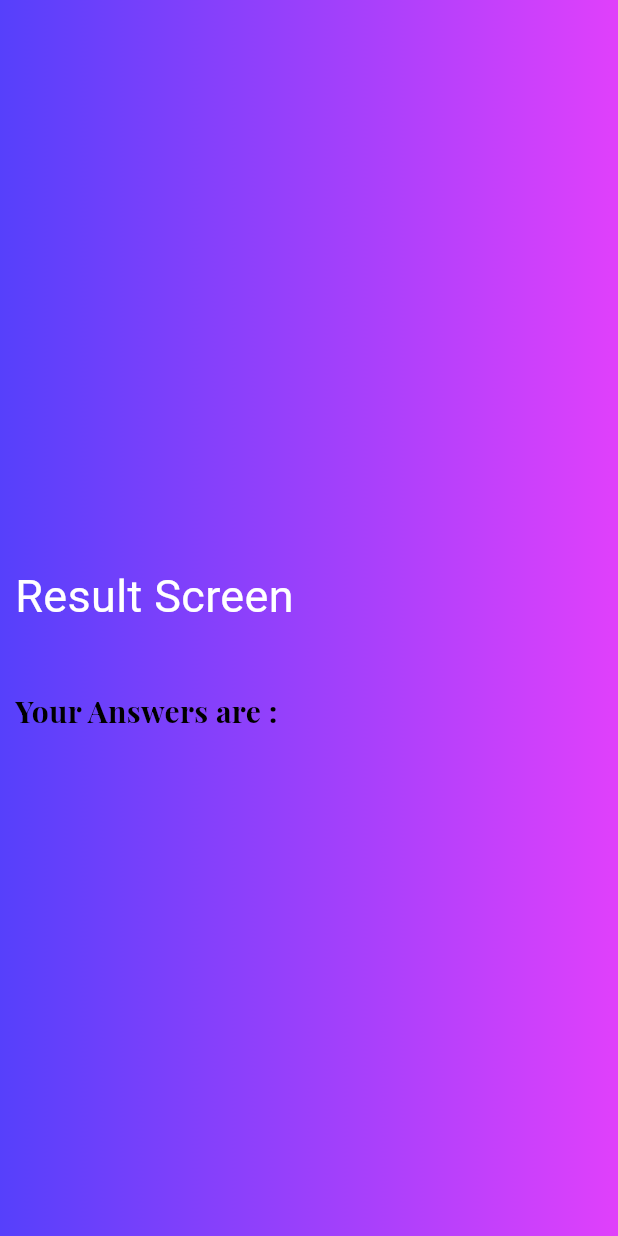
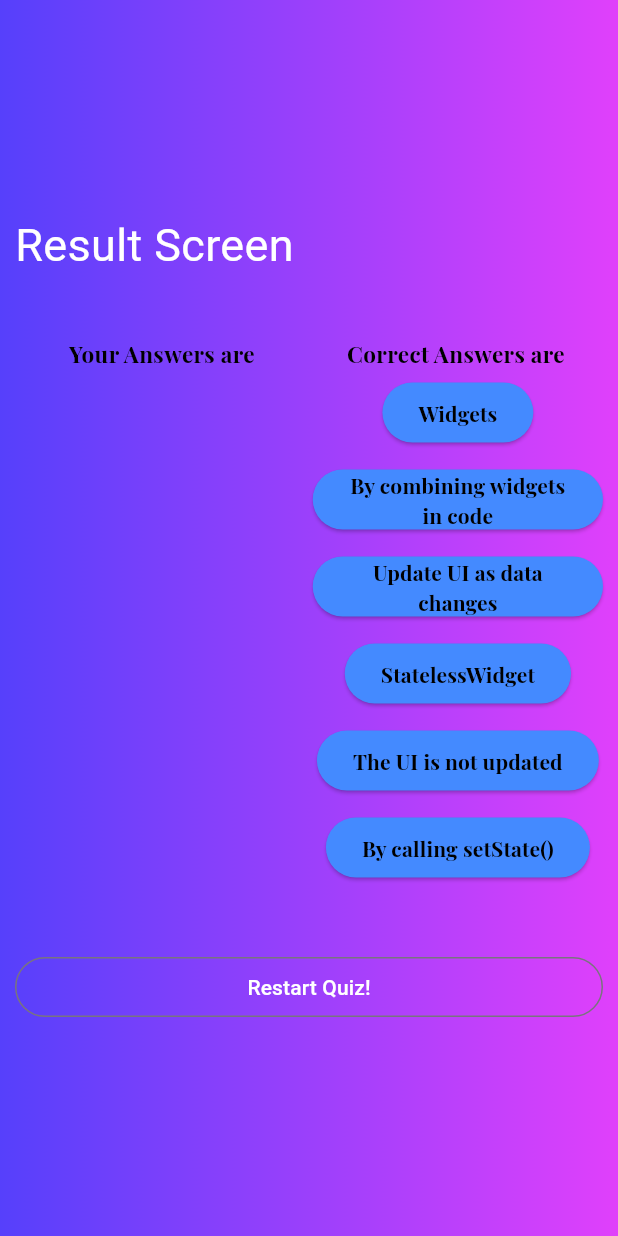
Before and after one commit to ahmedmohamed41/quiz_app, a Flutter app: the ResultScreen screen opened directly with empty values, on a phone screen of 412 x 824 dp. Run offline on Flutter 3.47's test engine with Material 3 defaults, Android fonts, the phone set to English and light mode, and no system bars; our stand-ins replace google_fonts.

Commit message:
finsh result screen

```diff
--- a/lib/data/question._data.dart
+++ b/lib/data/question._data.dart
@@ -1,7 +1,6 @@
 import '../models/quiz_model.dart';
 
 List<QuizModel> question = [
-
   QuizModel(
     'What are the main building blocks of Flutter UIs?',
     [
@@ -57,3 +56,12 @@ List<QuizModel> question = [
     ],
   ),
 ];
+
+List<String> answerListCorrect = [
+  'Widgets',
+  'By combining widgets in code',
+  'Update UI as data changes',
+  'StatelessWidget',
+  'The UI is not updated',
+  'By calling setState()',
+];
--- a/lib/main.dart
+++ b/lib/main.dart
@@ -22,7 +22,7 @@ class MyApp extends StatelessWidget {
               ],
             ),
           ),
-          child: const Quiz(),
+          child: const QuizScreen(),
         ),
       ),
     );
--- a/lib/quiz.dart
+++ b/lib/quiz.dart
@@ -2,14 +2,14 @@ import 'package:flutter/material.dart';
 import 'package:rolldice_app/home.dart';
 import 'package:rolldice_app/questions.dart';
 
-class Quiz extends StatefulWidget {
-  const Quiz({super.key});
+class QuizScreen extends StatefulWidget {
+  const QuizScreen({super.key});
 
   @override
-  State<Quiz> createState() => _QuizState();
+  State<QuizScreen> createState() => _QuizScreenState();
 }
 
-class _QuizState extends State<Quiz> {
+class _QuizScreenState extends State<QuizScreen> {
   Widget? activeScreen;
 
   @override
@@ -27,7 +27,6 @@ class _QuizState extends State<Quiz> {
   @override
   Widget build(BuildContext context) {
     return Scaffold(
-
       body: Container(
         decoration: const BoxDecoration(
           gradient: LinearGradient(
--- a/lib/widgets/answer_widget.dart
+++ b/lib/widgets/answer_widget.dart
@@ -6,21 +6,26 @@ class AnswerWidget extends StatelessWidget {
     super.key,
     required this.text,
     required this.onPressed,
+    this.color= Colors.white,
   });
   final String text;
   final void Function()? onPressed;
-
+  final Color color;
   @override
   Widget build(BuildContext context) {
     return Container(
       margin: const EdgeInsets.symmetric(vertical: 5),
       child: ElevatedButton(
+        style: ElevatedButton.styleFrom(
+          backgroundColor: color,
+        ),
         onPressed: onPressed,
         child: Text(
           text,
           textAlign: TextAlign.center,
           style: GoogleFonts.playfairDisplay(
             fontWeight: FontWeight.bold,
+            color:Colors.black,
           ),
         ),
       ),
--- /dev/null
+++ b/lib/widgets/compare_result_widget.dart
@@ -0,0 +1,56 @@
+
+import 'package:flutter/material.dart';
+import 'package:rolldice_app/data/question._data.dart';
+import 'package:rolldice_app/widgets/answer_widget.dart';
+
+class CompareResultWidget extends StatelessWidget {
+  const CompareResultWidget({
+    super.key,
+    required this.answerList,
+  });
+
+  final List<String> answerList;
+
+  @override
+  Widget build(BuildContext context) {
+    return Row(
+      children: [
+        Expanded(
+          child: SizedBox(
+            width: 20,
+            child: Column(
+              children: [
+                ...answerList.map(
+                  (e) {
+                    return AnswerWidget(
+                      text: e,
+                      onPressed: () {},
+                    );
+                  },
+                ),
+              ],
+            ),
+          ),
+        ),
+        Container(
+          width: 5,
+        ),
+        Expanded(
+          child: Column(
+            children: [
+              ...answerListCorrect.map(
+                (e) {
+                  return AnswerWidget(
+                    color: Colors.blueAccent,
+                    text: e,
+                    onPressed: () {},
+                  );
+                },
+              ),
+            ],
+          ),
+        )
+      ],
+    );
+  }
+}
--- a/lib/widgets/result_widget.dart
+++ b/lib/widgets/result_widget.dart
@@ -1,6 +1,7 @@
 import 'package:flutter/material.dart';
 import 'package:google_fonts/google_fonts.dart';
-import 'package:rolldice_app/widgets/answer_widget.dart';
+import 'package:rolldice_app/quiz.dart';
+import 'package:rolldice_app/widgets/compare_result_widget.dart';
 
 class ResultWidget extends StatelessWidget {
   const ResultWidget({
@@ -18,9 +19,6 @@ class ResultWidget extends StatelessWidget {
         crossAxisAlignment: CrossAxisAlignment.stretch,
         mainAxisAlignment: MainAxisAlignment.center,
         children: [
-          const SizedBox(
-            height: 40,
-          ),
           const Text(
             'Result Screen',
             style: TextStyle(
@@ -34,29 +32,50 @@ class ResultWidget extends StatelessWidget {
           ),
           Row(
             children: [
-              Column(
-                children: [
-                  Text(
-                    'Your Answers are :',
+              Expanded(
+                child: Text(
+                  'Your Answers are',
                   textAlign: TextAlign.center,
                   style: GoogleFonts.playfairDisplay(
                     color: Colors.black,
                     fontWeight: FontWeight.bold,
-                      fontSize: 20,
+                    fontSize: 15,
                   ),
                 ),
-                  ...answerList.map(
-                    (e) {
-                      return AnswerWidget(
-                        text: e,
-                        onPressed: () {},
+              ),
+              Expanded(
+                child: Text(
+                  'Correct Answers are',
+                  textAlign: TextAlign.center,
+                  style: GoogleFonts.playfairDisplay(
+                    color: Colors.black,
+                    fontWeight: FontWeight.bold,
+                    fontSize: 15,
+                  ),
+                ),
+              ),
+            ],
+          ),
+          CompareResultWidget(answerList: answerList),
+          const SizedBox(
+            height: 40,
+          ),
+          OutlinedButton(
+            onPressed: () {
+              Navigator.pushAndRemoveUntil(
+                context,
+                MaterialPageRoute(
+                  builder: (context) => const QuizScreen(),
+                ),
+                (route) => false,
               );
             },
+            child: const Text(
+              'Restart Quiz!',
+              style: TextStyle(
+                color: Colors.white,
               ),
-
-                ],
-              )
-            ],
+            ),
           ),
         ],
       ),
```
Lines whose indentation alone changed are shown as unchanged.
